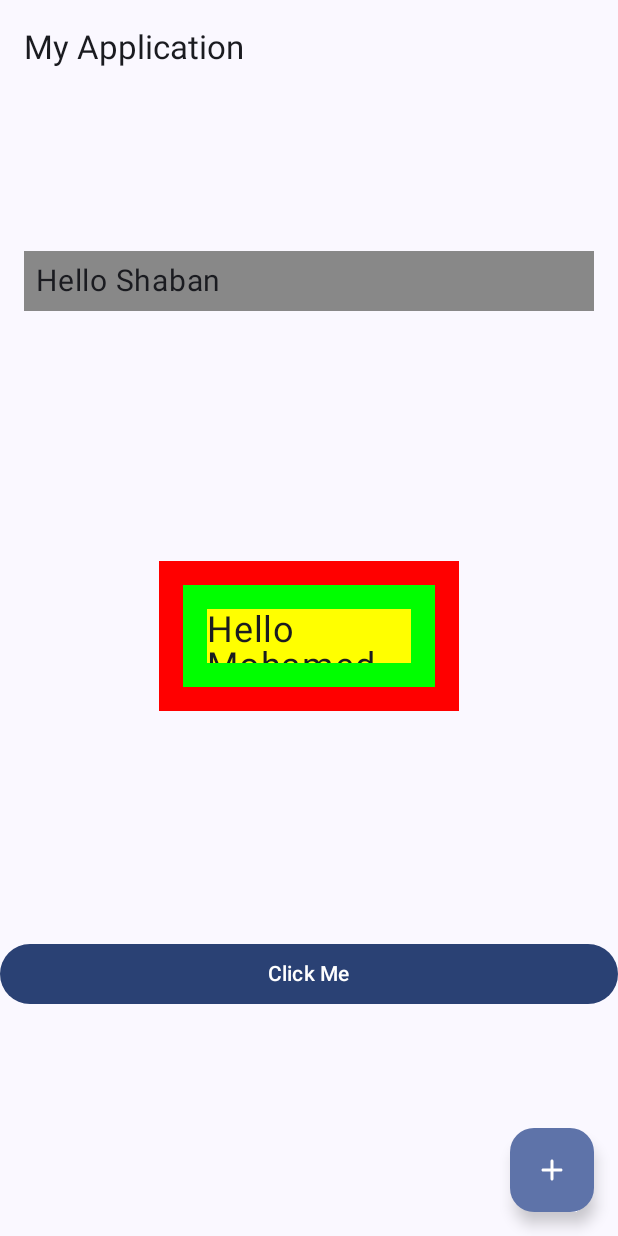
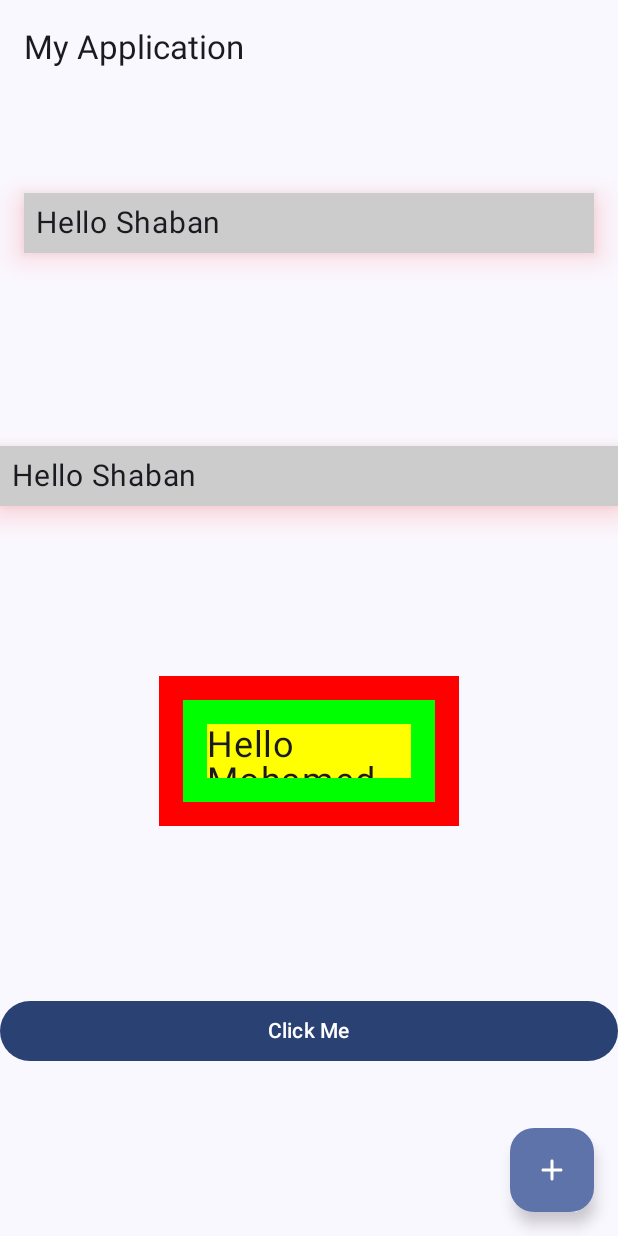
Before and after one commit to M7mdSh3banX/Learning-Jetpack-Compose, an Android app built with Jetpack Compose: the screen it shows after launch (MainActivity), on a phone screen of 412 x 824 dp. Run offline under Robolectric (Android 15) with nearby library versions, the phone set to English and light mode, and no system bars.

Commit message:
implement reusable modifier

```diff
--- a/app/src/main/java/com/shaban/jetpackcomposeapp1/screens/HomeScreen.kt
+++ b/app/src/main/java/com/shaban/jetpackcomposeapp1/screens/HomeScreen.kt
@@ -14,6 +14,7 @@ import androidx.compose.material3.Text
 import androidx.compose.runtime.Composable
 import androidx.compose.ui.Alignment
 import androidx.compose.ui.Modifier
+import androidx.compose.ui.draw.shadow
 import androidx.compose.ui.graphics.Color
 import androidx.compose.ui.tooling.preview.Preview
 import androidx.compose.ui.unit.dp
@@ -21,6 +22,11 @@ import androidx.compose.ui.unit.sp
 
 @Composable
 fun HomeScreen(modifier: Modifier) {
+    val textShadowModifier = Modifier
+        .shadow(elevation = 12.dp, spotColor = Color.Red)
+        .background(color = Color.LightGray)
+        .fillMaxWidth()
+        .padding(8.dp)
 
     Column(
         modifier = Modifier.fillMaxSize(),
@@ -29,14 +35,16 @@ fun HomeScreen(modifier: Modifier) {
     ) {
         Box(modifier = Modifier.padding(16.dp)) {
             Text(
-                modifier = Modifier
-                    .background(color = Color.Gray)
-                    .fillMaxWidth()
-                    .padding(8.dp),
+                modifier = textShadowModifier,
                 text = "Hello Shaban",
                 fontSize = 20.sp
             )
         }
+        Text(
+            modifier = textShadowModifier,
+            text = "Hello Shaban",
+            fontSize = 20.sp
+        )
         Text(
             modifier = Modifier
                 .background(color = Color.Red)
```
